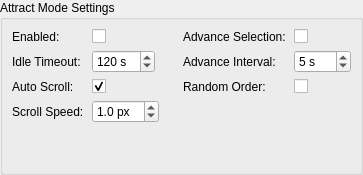
Above: src/ui/dialogs/settings/attractpanel.ui from EtherAura/Kartend before the change. Below: the same form after it.
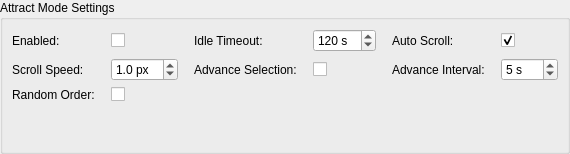
That is the form after the change.

Commit message: feat(settings): pack section fields into even multi-column grids

```diff
--- a/src/ui/dialogs/settings/attractpanel.ui
+++ b/src/ui/dialogs/settings/attractpanel.ui
@@ -12,22 +12,9 @@
      <property name="title"><string>Attract Mode Settings</string></property>
      <layout class="QVBoxLayout" name="attractContentLayout">
       <item>
-       <layout class="QHBoxLayout" name="attractRowLayout">
-        <property name="spacing"><number>24</number></property>
-        <item>
-         <widget class="QWidget" name="attractColLeft" native="true">
-          <property name="sizePolicy">
-           <sizepolicy hsizetype="Expanding" vsizetype="Preferred"><horstretch>0</horstretch><verstretch>0</verstretch></sizepolicy>
-          </property>
-          <layout class="QFormLayout" name="attractFormLeft">
-           <property name="formAlignment"><set>Qt::AlignmentFlag::AlignLeft|Qt::AlignmentFlag::AlignTop</set></property>
-           <property name="horizontalSpacing"><number>8</number></property>
+       <layout class="QGridLayout" name="attractFormLayout">
+        <property name="horizontalSpacing"><number>16</number></property>
            <property name="verticalSpacing"><number>6</number></property>
-           <property name="leftMargin"><number>0</number></property>
-           <property name="topMargin"><number>0</number></property>
-           <property name="rightMargin"><number>0</number></property>
-           <property name="bottomMargin"><number>0</number></property>
-           <property name="fieldGrowthPolicy"><enum>QFormLayout::FieldGrowthPolicy::FieldsStayAtSizeHint</enum></property>
            <item row="0" column="0">
             <widget class="QLabel" name="attractModeLabel">
              <property name="text"><string>Enabled:</string></property>
@@ -38,12 +25,12 @@
              <property name="toolTip"><string>Automatically scroll through items after an idle timeout</string></property>
             </widget>
            </item>
-           <item row="1" column="0">
+        <item row="0" column="2">
             <widget class="QLabel" name="attractIdleTimeoutLabel">
              <property name="text"><string>Idle Timeout:</string></property>
             </widget>
            </item>
-           <item row="1" column="1">
+        <item row="0" column="3">
             <widget class="QSpinBox" name="attractIdleTimeoutSpinBox">
              <property name="maximumWidth"><number>100</number></property>
              <property name="toolTip"><string>Seconds of inactivity before attract mode activates (10-3600)</string></property>
@@ -53,23 +40,23 @@
              <property name="value"><number>120</number></property>
             </widget>
            </item>
-           <item row="2" column="0">
+        <item row="0" column="4">
             <widget class="QLabel" name="attractAutoScrollLabel">
              <property name="text"><string>Auto Scroll:</string></property>
             </widget>
            </item>
-           <item row="2" column="1">
+        <item row="0" column="5">
             <widget class="QCheckBox" name="attractAutoScrollCheckBox">
              <property name="toolTip"><string>Smoothly scroll the viewport up and down while attract mode is active</string></property>
              <property name="checked"><bool>true</bool></property>
             </widget>
            </item>
-           <item row="3" column="0">
+        <item row="1" column="0">
             <widget class="QLabel" name="attractScrollSpeedLabel">
              <property name="text"><string>Scroll Speed:</string></property>
             </widget>
            </item>
-           <item row="3" column="1">
+        <item row="1" column="1">
             <widget class="QDoubleSpinBox" name="attractScrollSpeedSpinBox">
              <property name="maximumWidth"><number>100</number></property>
              <property name="toolTip"><string>Scroll speed in pixels per frame during attract mode (0.1-10). Sub-pixel speeds accumulate per frame for very slow scroll (e.g. one page in 30+ seconds).</string></property>
@@ -81,39 +68,22 @@
              <property name="value"><double>1.0</double></property>
             </widget>
            </item>
-          </layout>
-         </widget>
-        </item>
-        <item>
-         <widget class="QWidget" name="attractColRight" native="true">
-          <property name="sizePolicy">
-           <sizepolicy hsizetype="Expanding" vsizetype="Preferred"><horstretch>0</horstretch><verstretch>0</verstretch></sizepolicy>
-          </property>
-          <layout class="QFormLayout" name="attractFormRight">
-           <property name="formAlignment"><set>Qt::AlignmentFlag::AlignLeft|Qt::AlignmentFlag::AlignTop</set></property>
-           <property name="horizontalSpacing"><number>8</number></property>
-           <property name="verticalSpacing"><number>6</number></property>
-           <property name="leftMargin"><number>0</number></property>
-           <property name="topMargin"><number>0</number></property>
-           <property name="rightMargin"><number>0</number></property>
-           <property name="bottomMargin"><number>0</number></property>
-           <property name="fieldGrowthPolicy"><enum>QFormLayout::FieldGrowthPolicy::FieldsStayAtSizeHint</enum></property>
-           <item row="0" column="0">
+        <item row="1" column="2">
             <widget class="QLabel" name="attractAdvanceSelectionLabel">
              <property name="text"><string>Advance Selection:</string></property>
             </widget>
            </item>
-           <item row="0" column="1">
+        <item row="1" column="3">
             <widget class="QCheckBox" name="attractAdvanceSelectionCheckBox">
              <property name="toolTip"><string>Also cycle through items by changing the selection on its own timer while attract mode is active</string></property>
             </widget>
            </item>
-           <item row="1" column="0">
+        <item row="1" column="4">
             <widget class="QLabel" name="attractAdvanceIntervalLabel">
              <property name="text"><string>Advance Interval:</string></property>
             </widget>
            </item>
-           <item row="1" column="1">
+        <item row="1" column="5">
             <widget class="QSpinBox" name="attractAdvanceIntervalSpinBox">
              <property name="maximumWidth"><number>100</number></property>
              <property name="toolTip"><string>Seconds between selection advances during attract mode (1-600)</string></property>
@@ -128,12 +98,9 @@
              <property name="text"><string>Random Order:</string></property>
             </widget>
            </item>
-           <item row="2" column="1">
+        <item row="2" column="1" colspan="5">
             <widget class="QCheckBox" name="attractAdvanceRandomCheckBox">
              <property name="toolTip"><string>When advancing the selection, pick a random item instead of the next sequential one</string></property>
-            </widget>
-           </item>
-          </layout>
          </widget>
         </item>
        </layout>
```
Lines whose indentation alone changed are shown as unchanged. The commit also changes 19 other files.
